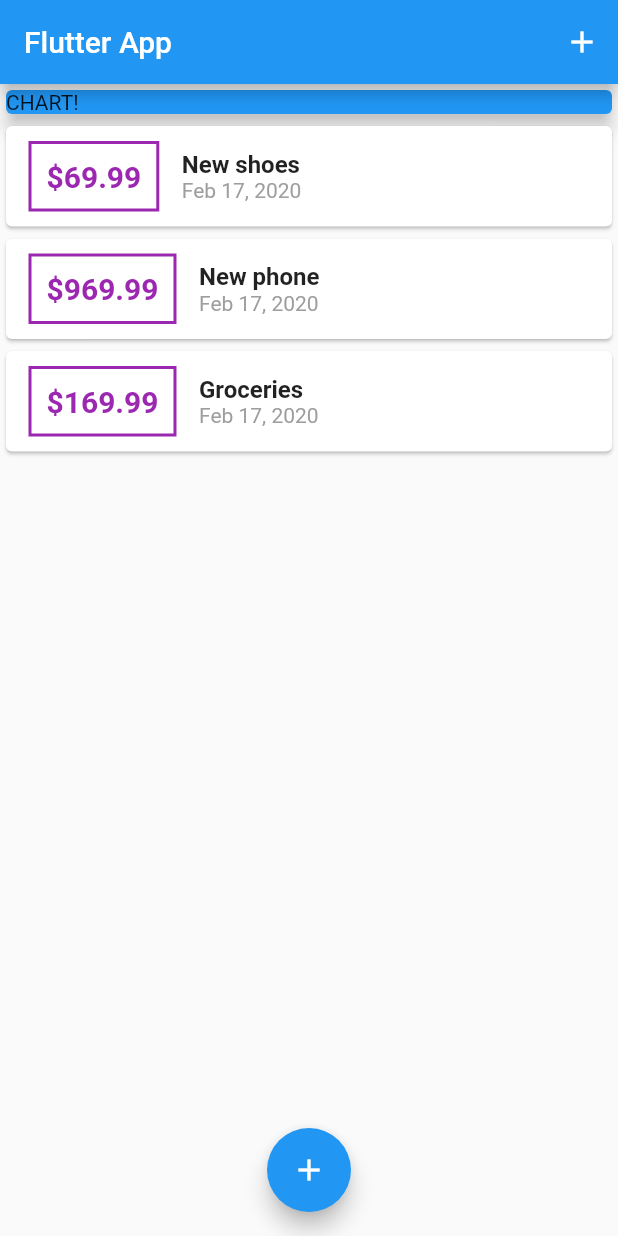
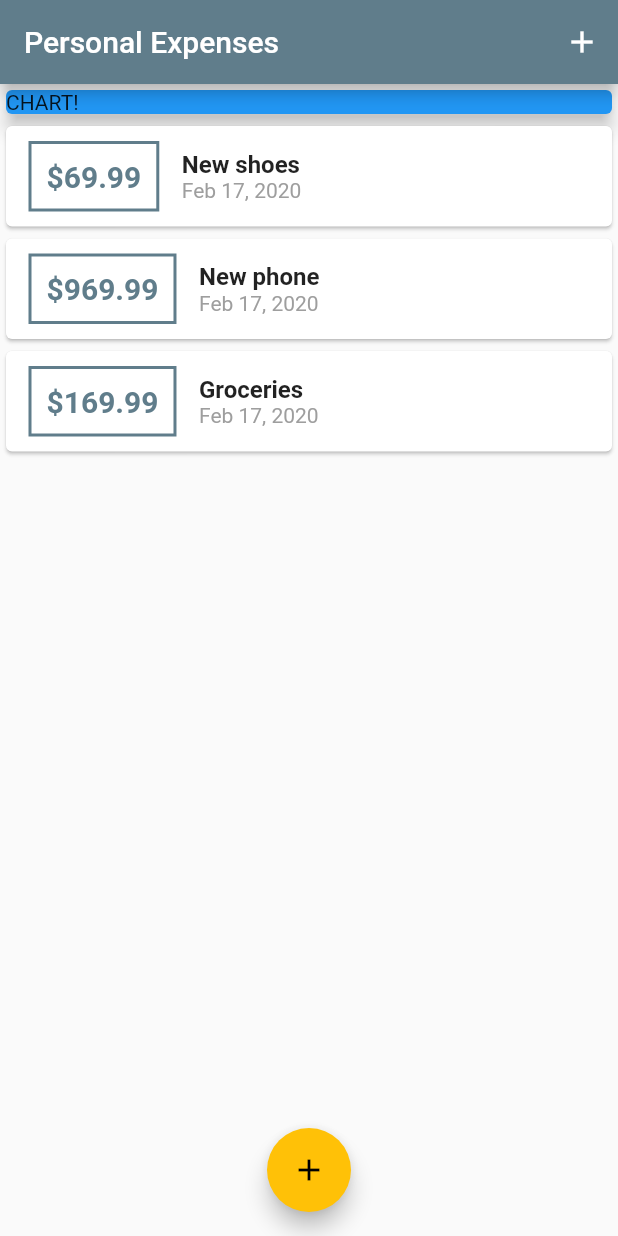
Before and after one commit to dschlauderaff/flutter_personal_expense, a Flutter app: the screen it shows after launch, on a phone screen of 412 x 824 dp. Run offline on Flutter 3.47's test engine with Material 2 defaults, Android fonts, the phone set to English and light mode, and no system bars.

Commit message:
adds Theme object

```diff
--- a/lib/main.dart
+++ b/lib/main.dart
@@ -10,7 +10,11 @@ class MyApp extends StatelessWidget {
   @override
   Widget build(BuildContext context) {
     return MaterialApp(
-      title: 'Flutter App',
+      title: 'Personal Expenses',
+      theme: ThemeData(
+        primarySwatch: Colors.blueGrey,
+        accentColor: Colors.amber,
+      ),
       home: MyHomePage(),
     );
   }
@@ -56,7 +60,7 @@ class _MyHomePageState extends State<MyHomePage> {
   Widget build(BuildContext context) {
     return Scaffold(
       appBar: AppBar(
-        title: Text('Flutter App'),
+        title: Text('Personal Expenses'),
         actions: <Widget>[
           IconButton(
             icon: Icon(Icons.add),
--- a/lib/widgets/transaction_list.dart
+++ b/lib/widgets/transaction_list.dart
@@ -21,7 +21,7 @@ class TransactionList extends StatelessWidget {
                   margin: EdgeInsets.symmetric(vertical: 10, horizontal: 15),
                   decoration: BoxDecoration(
                     border: Border.all(
-                      color: Colors.purple,
+                      color: Theme.of(context).primaryColor,
                       width: 2,
                     ),
                   ),
@@ -31,7 +31,7 @@ class TransactionList extends StatelessWidget {
                     style: TextStyle(
                         fontWeight: FontWeight.bold,
                         fontSize: 20,
-                        color: Colors.purple),
+                        color: Theme.of(context).primaryColor),
                   ),
                 ),
                 Column(
```
